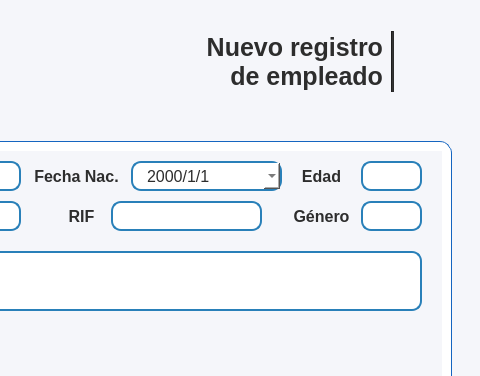
The window that resources/ui/registro_emple.ui (Proyecto-Uptjaa/Proyecto_SIRA) describes before a commit, drawn with Qt 5; both pictures show x 520 to 1000 and y 0 to 376 of the 1000 by 600 pixel window.
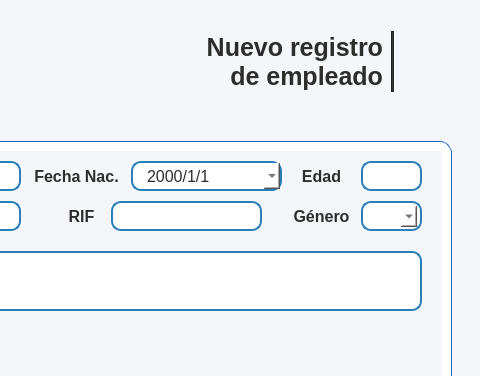
The same window after the commit. The open tabs and pages were chosen to show the change. Icons and pictures are not drawn.

Commit message: Ajuste interfaz

Patch:
```diff
--- a/resources/ui/registro_emple.ui
+++ b/resources/ui/registro_emple.ui
@@ -480,49 +480,6 @@
             <set>Qt::AlignmentFlag::AlignCenter</set>
            </property>
           </widget>
-          <widget class="QLineEdit" name="lneGenero_reg_emple">
-           <property name="geometry">
-            <rect>
-             <x>840</x>
-             <y>50</y>
-             <width>61</width>
-             <height>30</height>
-            </rect>
-           </property>
-           <property name="minimumSize">
-            <size>
-             <width>50</width>
-             <height>30</height>
-            </size>
-           </property>
-           <property name="maximumSize">
-            <size>
-             <width>300</width>
-             <height>30</height>
-            </size>
-           </property>
-           <property name="font">
-            <font>
-             <family>Segoe UI</family>
-             <pointsize>12</pointsize>
-            </font>
-           </property>
-           <property name="styleSheet">
-            <string notr="true"/>
-           </property>
-           <property name="text">
-            <string/>
-           </property>
-           <property name="maxLength">
-            <number>1</number>
-           </property>
-           <property name="alignment">
-            <set>Qt::AlignmentFlag::AlignLeading|Qt::AlignmentFlag::AlignLeft|Qt::AlignmentFlag::AlignVCenter</set>
-           </property>
-           <property name="placeholderText">
-            <string/>
-           </property>
-          </widget>
           <widget class="QLabel" name="lblStudent_genero">
            <property name="geometry">
             <rect>
@@ -1030,6 +987,102 @@
             <set>Qt::AlignmentFlag::AlignCenter</set>
            </property>
           </widget>
+          <widget class="QFrame" name="frseccion_3">
+           <property name="geometry">
+            <rect>
+             <x>840</x>
+             <y>50</y>
+             <width>61</width>
+             <height>30</height>
+            </rect>
+           </property>
+           <property name="minimumSize">
+            <size>
+             <width>50</width>
+             <height>30</height>
+            </size>
+           </property>
+           <property name="maximumSize">
+            <size>
+             <width>200</width>
+             <height>40</height>
+            </size>
+           </property>
+           <property name="styleSheet">
+            <string notr="true">QFrame{
+	background-color: white;
+	border: 1.5px solid #2980b9;
+	border-radius: 10px;
+}
+QComboBox{
+	background-color: white;
+	border: transparent;
+}
+QComboBox QAbstractItemView {
+    border: 1px solid #ccc;
+    border-radius: 5px;
+    background-color: white;
+    color: #333;
+}
+</string>
+           </property>
+           <property name="frameShape">
+            <enum>QFrame::Shape::StyledPanel</enum>
+           </property>
+           <property name="frameShadow">
+            <enum>QFrame::Shadow::Raised</enum>
+           </property>
+           <widget class="QComboBox" name="cbxGenero_reg_emple">
+            <property name="geometry">
+             <rect>
+              <x>5</x>
+              <y>5</y>
+              <width>51</width>
+              <height>21</height>
+             </rect>
+            </property>
+            <property name="maximumSize">
+             <size>
+              <width>180</width>
+              <height>30</height>
+             </size>
+            </property>
+            <property name="font">
+             <font>
+              <family>Segoe UI</family>
+              <pointsize>11</pointsize>
+              <bold>true</bold>
+             </font>
+            </property>
+            <property name="cursor">
+             <cursorShape>PointingHandCursor</cursorShape>
+            </property>
+            <property name="styleSheet">
+             <string notr="true"/>
+            </property>
+            <property name="iconSize">
+             <size>
+              <width>5</width>
+              <height>5</height>
+             </size>
+            </property>
+            <item>
+             <property name="text">
+              <string/>
+             </property>
+            </item>
+            <item>
+             <property name="text">
+              <string>M</string>
+             </property>
+            </item>
+            <item>
+             <property name="text">
+              <string>F</string>
+             </property>
+            </item>
+           </widget>
+          </widget>
          </widget>
          <widget class="QWidget" name="representante">
           <widget class="QLabel" name="lblTituloemple">
```
Left out of the diff: 2 changed lines with no effect on the pictures. The commit also changes 3 other files.
